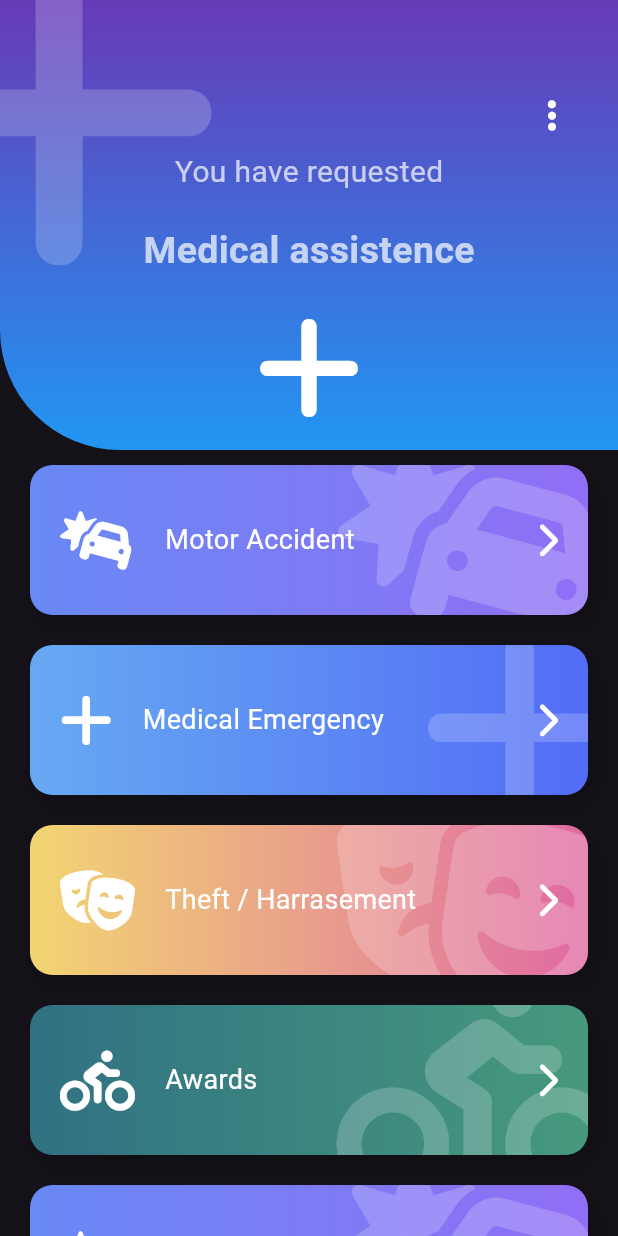
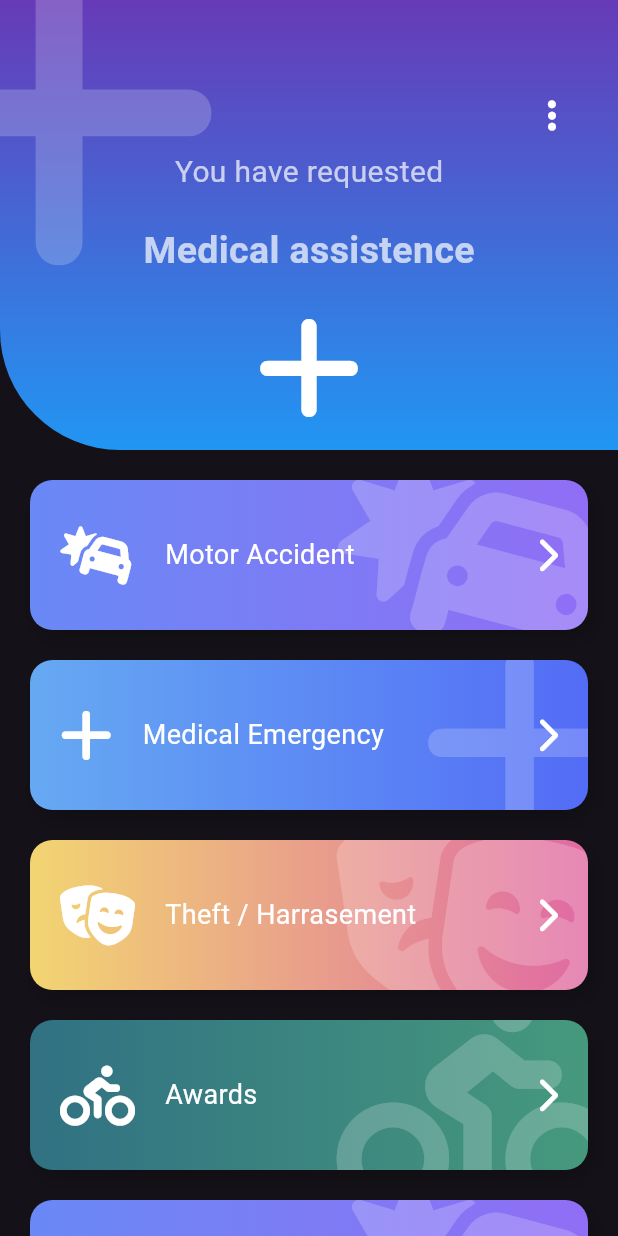
Before and after one commit to DeveTe5t/flutter-designs_designs_app, a Flutter app: the EmergencyPage screen opened directly, on a phone screen of 412 x 824 dp. Run offline on Flutter 3.47's test engine with Material 3 defaults, Android fonts, the phone set to English and light mode, and no system bars; our stand-ins replace animate_do, flutter_svg, font_awesome_flutter.

Commit message:
Adjust this page to tablet or height heighter 500

```diff
--- a/lib/src/pages/emergency_page.dart
+++ b/lib/src/pages/emergency_page.dart
@@ -1,4 +1,5 @@
 import 'package:flutter/material.dart';
+
 import 'package:font_awesome_flutter/font_awesome_flutter.dart';
 import 'package:animate_do/animate_do.dart';
 
@@ -22,6 +23,7 @@ class EmergencyPage extends StatelessWidget {
   Widget build(BuildContext context) {
     // final currentOrientation = MediaQuery.of(context).orientation;
     final currentOrientation = MediaQuery.orientationOf(context).name;
+    final isLarge = MediaQuery.sizeOf(context).height > 500;
 
     // other way to do it
     // OrientationBuilder(
@@ -163,7 +165,8 @@ class EmergencyPage extends StatelessWidget {
             )
             .toList();
 
-    return Scaffold(
+    return SafeArea(
+      child: Scaffold(
         body: Stack(
           children: [
             // way 1: it can be better, not seems work in horizantal screen
@@ -194,10 +197,10 @@ class EmergencyPage extends StatelessWidget {
             ListView(
               // Real space height IconHeader
               physics: const BouncingScrollPhysics(),
-            padding: const EdgeInsets.only(top: 300, bottom: 40),
+              padding: EdgeInsets.only(top: isLarge ? 310 : 10, bottom: 40),
               children: itemMap,
             ),
-          const PageHeader(),
+            if (isLarge) const PageHeader(),
           ],
         ),
 
@@ -229,6 +232,7 @@ class EmergencyPage extends StatelessWidget {
         //     ),
         //   ],
         // ),
+      ),
     );
   }
 }
```
Lines whose indentation alone changed are shown as unchanged.
